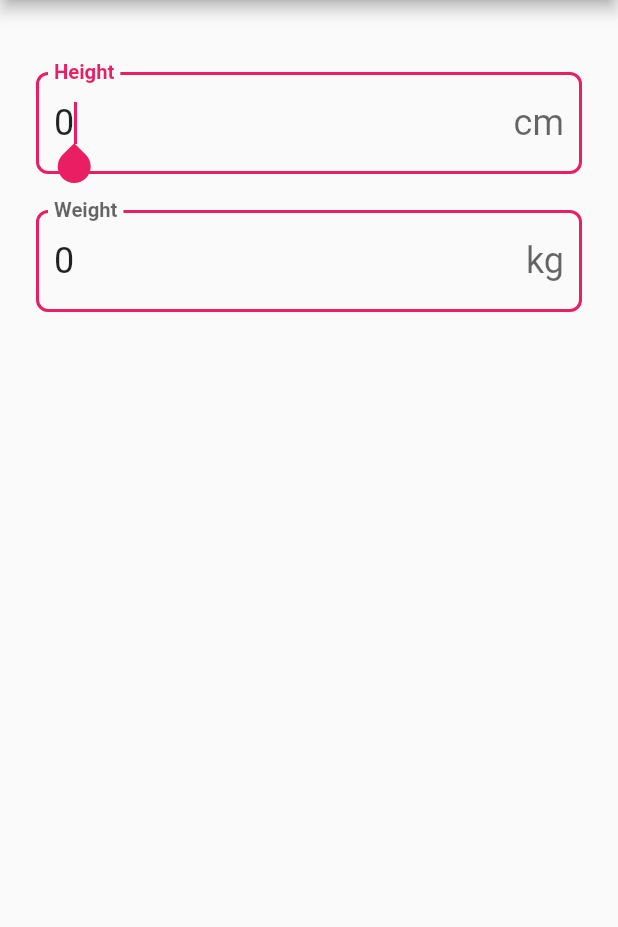
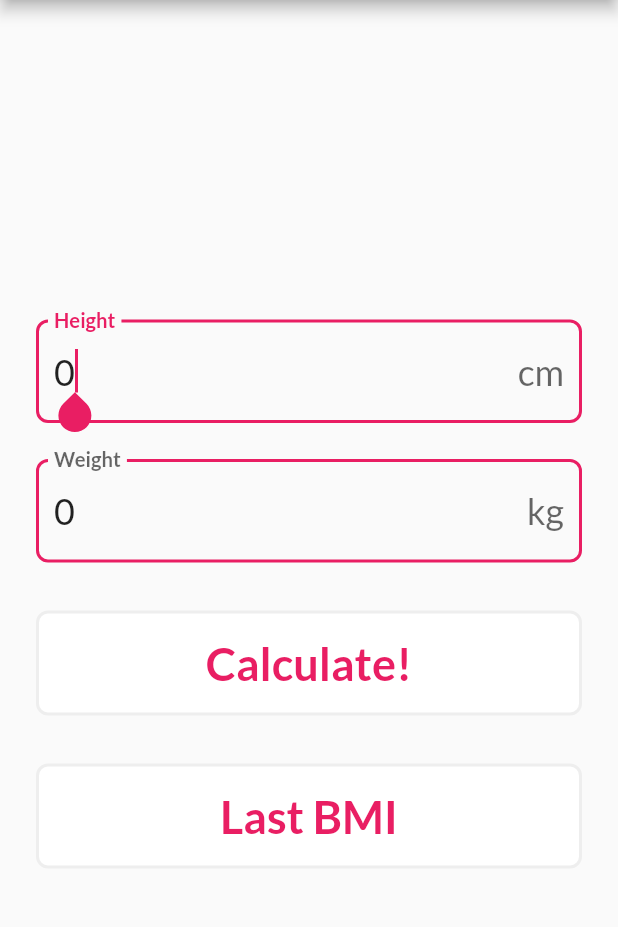
Before and after one commit to Davenchy/bmi_calculator_basic, a Flutter app: the screen it shows after launch, on a phone screen of 412 x 824 dp, the part 84-1011 px from its top. Run offline on Flutter 3.47's test engine with Material 2 defaults, Android fonts, the phone set to English and light mode, and no system bars; our stand-ins replace google_fonts.

Commit message:
- add google fonts - add buttons

```diff
--- a/lib/app.dart
+++ b/lib/app.dart
@@ -1,4 +1,5 @@
 import 'package:flutter/material.dart';
+import 'package:google_fonts/google_fonts.dart';
 
 import 'screens/main_screen.dart';
 
@@ -12,6 +13,7 @@ class MyApp extends StatelessWidget {
       debugShowCheckedModeBanner: false,
       theme: ThemeData(
         primarySwatch: Colors.pink,
+        textTheme: GoogleFonts.latoTextTheme(Theme.of(context).textTheme),
         appBarTheme: const AppBarTheme(
           color: Colors.white,
           titleTextStyle: TextStyle(
--- a/lib/screens/main_screen.dart
+++ b/lib/screens/main_screen.dart
@@ -1,6 +1,7 @@
 import 'package:flutter/material.dart';
 
 import '../utils/bmi.dart';
+import '../widgets/custom_button.dart';
 import '../widgets/bmi_description.dart';
 import '../widgets/custom_text_field.dart';
 
@@ -55,6 +56,8 @@ class _MainScreenState extends State<MainScreen> {
         centerTitle: true,
       ),
       body: Center(
+        child: SingleChildScrollView(
+          physics: const BouncingScrollPhysics(),
           child: Padding(
             padding: const EdgeInsets.all(24.0),
             child: Form(
@@ -79,10 +82,14 @@ class _MainScreenState extends State<MainScreen> {
                     controller: weightController,
                     focusNode: weightFocusNode,
                     validator: (val) => propertyValidator('weight', val),
-                  onSubmitted: (_) => _calculate(),
+                    onSubmitted: (_) => calculate(),
                   ),
-                const SizedBox(height: 24),
+                  const SizedBox(height: 32),
+                  CustomButton(label: 'Calculate!', onPressed: calculate),
+                  const SizedBox(height: 32),
+                  CustomButton(label: 'Last BMI', onPressed: loadLastBMI),
                 ],
+              ),
             ),
           ),
         ),
@@ -100,7 +107,7 @@ class _MainScreenState extends State<MainScreen> {
     if (heightValue < 0) return '$property must be positive';
   }
 
-  void _calculate() {
+  void calculate() {
     if (!(formKey.currentState?.validate() ?? false)) return;
 
     final double height = double.tryParse(heightController.text) ?? 0;
@@ -110,4 +117,6 @@ class _MainScreenState extends State<MainScreen> {
 
     setState(() => this.bmi = bmi);
   }
+
+  void loadLastBMI() {}
 }
--- /dev/null
+++ b/lib/widgets/custom_button.dart
@@ -0,0 +1,37 @@
+import 'package:flutter/material.dart';
+
+class CustomButton extends StatelessWidget {
+  const CustomButton({
+    Key? key,
+    required this.label,
+    required this.onPressed,
+  }) : super(key: key);
+
+  final String label;
+  final VoidCallback onPressed;
+
+  @override
+  Widget build(BuildContext context) {
+    return GestureDetector(
+      onTap: onPressed,
+      child: Container(
+        width: double.infinity,
+        height: 70,
+        alignment: Alignment.center,
+        decoration: BoxDecoration(
+          border: Border.all(color: Colors.grey[200]!, width: 2),
+          borderRadius: BorderRadius.circular(8),
+          color: Colors.white,
+        ),
+        child: Text(
+          label,
+          style: TextStyle(
+            fontSize: 30,
+            fontWeight: FontWeight.bold,
+            color: Theme.of(context).primaryColor,
+          ),
+        ),
+      ),
+    );
+  }
+}
--- a/pubspec.yaml
+++ b/pubspec.yaml
@@ -34,6 +34,8 @@ dependencies:
   # The following adds the Cupertino Icons font to your application.
   # Use with the CupertinoIcons class for iOS style icons.
   cupertino_icons: ^1.0.2
+  shared_preferences: ^2.0.11
+  google_fonts: ^2.1.0
 
 dev_dependencies:
   flutter_test:
```
Also changed, not shown: pubspec.lock. Lines whose indentation alone changed are shown as unchanged.
